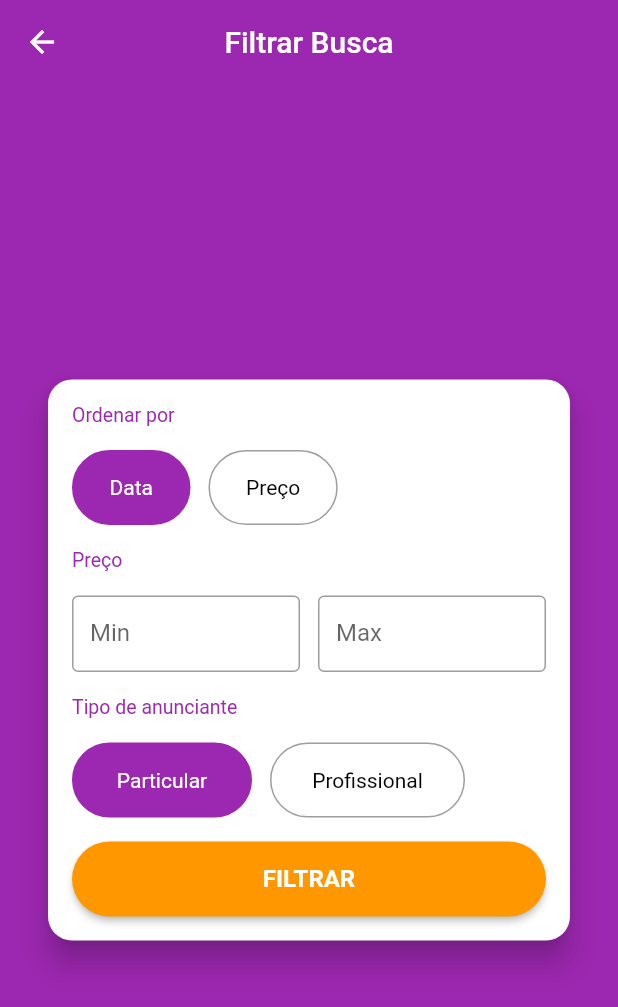
After one commit to hipolito16/xlo_mobx, a Flutter app: the FilterScreen screen opened directly, after a tap on "Profissional", on a phone screen of 412 x 824 dp. The commit adds this screen. Shown: the top 1007 px of the screen. Run offline on Flutter 3.47's test engine with Material 2 defaults, Android fonts, the phone set to English and light mode, and no system bars; our stand-ins replace brasil_fields, dio, file_picker, flutter_mobx, get_it, image_cropper and 4 more; accounts and stored records are empty; generated files the repository leaves out were written again; network calls fail.

Commit message:
Finalizado filter_screen com store

```diff
--- /dev/null
+++ b/lib/screens/filter/components/orderby_field.dart
@@ -0,0 +1,48 @@
+import 'package:xlo_mobx/screens/filter/components/section_title.dart';
+import 'package:xlo_mobx/stores/filter_store.dart';
+import 'package:flutter_mobx/flutter_mobx.dart';
+import 'package:flutter/material.dart';
+
+class OrderByField extends StatelessWidget {
+  const OrderByField(this.filterStore, {Key? key}) : super(key: key);
+
+  final FilterStore? filterStore;
+
+  @override
+  Widget build(BuildContext context) {
+    Widget buildOption(String title, OrderBy option) {
+      return Observer(builder: (_) {
+        return GestureDetector(
+          onTap: () {
+            filterStore!.setOrderBy(option);
+          },
+          child: Container(
+            height: 50,
+            alignment: Alignment.center,
+            padding: const EdgeInsets.symmetric(horizontal: 24),
+            decoration: BoxDecoration(
+              borderRadius: BorderRadius.circular(25),
+              color: filterStore!.orderBy == option ? Colors.purple : Colors.transparent,
+              border: Border.all(color: filterStore!.orderBy == option ? Colors.purple : Colors.grey),
+            ),
+            child: Text(title, style: TextStyle(color: filterStore!.orderBy == option ? Colors.white : Colors.black)),
+          ),
+        );
+      });
+    }
+
+    return Column(
+      crossAxisAlignment: CrossAxisAlignment.start,
+      children: [
+        SectionTitle(title: 'Ordenar por'),
+        Row(
+          children: [
+            buildOption('Data', OrderBy.DATE),
+            const SizedBox(width: 12),
+            buildOption('Preço', OrderBy.PRICE),
+          ],
+        )
+      ],
+    );
+  }
+}
--- /dev/null
+++ b/lib/screens/filter/components/price_field.dart
@@ -0,0 +1,32 @@
+import 'package:brasil_fields/brasil_fields.dart';
+import 'package:flutter/material.dart';
+import 'package:flutter/services.dart';
+
+class PriceField extends StatelessWidget {
+  const PriceField({this.label, this.onChanged, this.initialValue, Key? key}) : super(key: key);
+
+  final String? label;
+  final Function(int)? onChanged;
+  final int? initialValue;
+
+  @override
+  Widget build(BuildContext context) {
+    return Expanded(
+      child: TextFormField(
+        decoration: InputDecoration(
+          prefixText: 'R\$ ',
+          border: const OutlineInputBorder(),
+          isDense: true,
+          labelText: label,
+        ),
+        initialValue: initialValue?.toString(),
+        onChanged: (value) {
+          onChanged!(int.tryParse(value.replaceAll('.', ''))!);
+        },
+        keyboardType: TextInputType.number,
+        inputFormatters: [FilteringTextInputFormatter.digitsOnly, RealInputFormatter(moeda: false)],
+        style: const TextStyle(fontSize: 16),
+      ),
+    );
+  }
+}
--- /dev/null
+++ b/lib/screens/filter/components/price_range_field.dart
@@ -0,0 +1,39 @@
+import 'package:xlo_mobx/screens/filter/components/section_title.dart';
+import 'package:xlo_mobx/screens/filter/components/price_field.dart';
+import 'package:xlo_mobx/stores/filter_store.dart';
+import 'package:flutter_mobx/flutter_mobx.dart';
+import 'package:flutter/material.dart';
+
+class PriceRangeField extends StatelessWidget {
+  const PriceRangeField(this.filterStore, {Key? key}) : super(key: key);
+
+  final FilterStore? filterStore;
+
+  @override
+  Widget build(BuildContext context) {
+    return Column(
+      crossAxisAlignment: CrossAxisAlignment.start,
+      children: [
+        SectionTitle(title: 'Preço'),
+        Row(children: [
+          PriceField(label: 'Min', onChanged: filterStore!.setMinPrice, initialValue: filterStore?.minPrice),
+          const SizedBox(width: 12),
+          PriceField(label: 'Max', onChanged: filterStore!.setMaxPrice, initialValue: filterStore?.maxPrice),
+        ]),
+        Observer(builder: (_) {
+          if (filterStore!.priceError != null) {
+            return Padding(
+              padding: const EdgeInsets.only(top: 8),
+              child: Text(
+                filterStore!.priceError!,
+                style: const TextStyle(color: Colors.red, fontSize: 12),
+              ),
+            );
+          } else {
+            return Container();
+          }
+        })
+      ],
+    );
+  }
+}
--- /dev/null
+++ b/lib/screens/filter/components/section_title.dart
@@ -0,0 +1,22 @@
+import 'package:flutter/material.dart';
+
+class SectionTitle extends StatelessWidget {
+  SectionTitle({this.title, Key? key}) : super(key: key);
+
+  String? title;
+
+  @override
+  Widget build(BuildContext context) {
+    return Padding(
+      padding: const EdgeInsets.symmetric(vertical: 16),
+      child: Text(
+        title!,
+        style: const TextStyle(
+          color: Colors.purple,
+          fontSize: 13,
+          fontWeight: FontWeight.w400,
+        ),
+      ),
+    );
+  }
+}
--- /dev/null
+++ b/lib/screens/filter/components/vendor_type_field.dart
@@ -0,0 +1,88 @@
+import 'package:xlo_mobx/screens/filter/components/section_title.dart';
+import 'package:xlo_mobx/stores/filter_store.dart';
+import 'package:flutter_mobx/flutter_mobx.dart';
+import 'package:flutter/material.dart';
+
+class VendorTypeField extends StatelessWidget {
+  const VendorTypeField(this.filterStore, {Key? key}) : super(key: key);
+
+  final FilterStore? filterStore;
+
+  @override
+  Widget build(BuildContext context) {
+    return Column(
+      crossAxisAlignment: CrossAxisAlignment.stretch,
+      children: [
+        SectionTitle(title: 'Tipo de anunciante'),
+        Wrap(
+          runSpacing: 4,
+          children: [
+            Observer(builder: (_) {
+              return GestureDetector(
+                onTap: () {
+                  if (filterStore!.isTypeParticular) {
+                    if (filterStore!.isTypeProfessional) {
+                      filterStore!.resetVendorType(VENDOR_TYPE_PARTICULAR);
+                    } else {
+                      filterStore!.selectVendorType(VENDOR_TYPE_PROFESSIONAL);
+                    }
+                  } else {
+                    filterStore!.setVendorType(VENDOR_TYPE_PARTICULAR);
+                  }
+                },
+                child: Container(
+                  height: 50,
+                  width: 120,
+                  decoration: BoxDecoration(
+                    borderRadius: BorderRadius.circular(25),
+                    color: filterStore!.isTypeParticular ? Colors.purple : Colors.transparent,
+                    border: Border.all(color: filterStore!.isTypeParticular ? Colors.purple : Colors.grey),
+                  ),
+                  alignment: Alignment.center,
+                  child: Text(
+                    'Particular',
+                    style: TextStyle(
+                      color: filterStore!.isTypeParticular ? Colors.white : Colors.black,
+                    ),
+                  ),
+                ),
+              );
+            }),
+            const SizedBox(width: 12),
+            Observer(builder: (_) {
+              return GestureDetector(
+                onTap: () {
+                  if (filterStore!.isTypeProfessional) {
+                    if (filterStore!.isTypeParticular) {
+                      filterStore!.resetVendorType(VENDOR_TYPE_PROFESSIONAL);
+                    } else {
+                      filterStore!.selectVendorType(VENDOR_TYPE_PARTICULAR);
+                    }
+                  } else {
+                    filterStore!.setVendorType(VENDOR_TYPE_PROFESSIONAL);
+                  }
+                },
+                child: Container(
+                  height: 50,
+                  width: 130,
+                  decoration: BoxDecoration(
+                    borderRadius: BorderRadius.circular(25),
+                    color: filterStore!.isTypeProfessional ? Colors.purple : Colors.transparent,
+                    border: Border.all(color: filterStore!.isTypeProfessional ? Colors.purple : Colors.grey),
+                  ),
+                  alignment: Alignment.center,
+                  child: Text(
+                    'Profissional',
+                    style: TextStyle(
+                      color: filterStore!.isTypeProfessional ? Colors.white : Colors.black,
+                    ),
+                  ),
+                ),
+              );
+            }),
+          ],
+        )
+      ],
+    );
+  }
+}
--- /dev/null
+++ b/lib/screens/filter/filter_screen.dart
@@ -0,0 +1,73 @@
+import 'package:xlo_mobx/screens/filter/components/vendor_type_field.dart';
+import 'package:xlo_mobx/screens/filter/components/price_range_field.dart';
+import 'package:xlo_mobx/screens/filter/components/orderby_field.dart';
+import 'package:xlo_mobx/stores/filter_store.dart';
+import 'package:xlo_mobx/stores/home_store.dart';
+import 'package:flutter_mobx/flutter_mobx.dart';
+import 'package:flutter/material.dart';
+import 'package:get_it/get_it.dart';
+
+class FilterScreen extends StatelessWidget {
+  FilterScreen({Key? key}) : super(key: key);
+
+  final FilterStore filterStore = GetIt.I<HomeStore>().cloneFilter;
+
+  @override
+  Widget build(BuildContext context) {
+    return Scaffold(
+      appBar: AppBar(
+        title: const Text('Filtrar Busca'),
+        centerTitle: true,
+      ),
+      body: Center(
+        child: Card(
+            margin: const EdgeInsets.symmetric(horizontal: 32),
+            shape: RoundedRectangleBorder(
+              borderRadius: BorderRadius.circular(16),
+            ),
+            elevation: 8,
+            child: Padding(
+                padding: const EdgeInsets.symmetric(horizontal: 16),
+                child: Column(
+                  crossAxisAlignment: CrossAxisAlignment.stretch,
+                  mainAxisSize: MainAxisSize.min,
+                  children: [
+                    OrderByField(filterStore),
+                    PriceRangeField(filterStore),
+                    VendorTypeField(filterStore),
+                    Observer(builder: (_) {
+                      return Container(
+                        margin: const EdgeInsets.symmetric(vertical: 16),
+                        height: 50,
+                        child: ElevatedButton(
+                          onPressed: filterStore.isFormValid
+                              ? () {
+                                  filterStore.save();
+                                  Navigator.of(context).pop();
+                                }
+                              : null,
+                          style: ElevatedButton.styleFrom(
+                            foregroundColor: Colors.white,
+                            backgroundColor: Colors.orange,
+                            disabledBackgroundColor: Colors.orange.withAlpha(120),
+                            shape: RoundedRectangleBorder(
+                              borderRadius: BorderRadius.circular(25),
+                            ),
+                          ),
+                          child: const Text(
+                            'FILTRAR',
+                            style: TextStyle(
+                              color: Colors.white,
+                              fontSize: 16,
+                              fontWeight: FontWeight.w600,
+                            ),
+                          ),
+                        ),
+                      );
+                    }),
+                  ],
+                ))),
+      ),
+    );
+  }
+}
--- a/lib/screens/home/components/top_bar.dart
+++ b/lib/screens/home/components/top_bar.dart
@@ -1,5 +1,6 @@
 import 'package:xlo_mobx/screens/home/components/bar_button.dart';
 import 'package:xlo_mobx/screens/category/category_screen.dart';
+import 'package:xlo_mobx/screens/filter/filter_screen.dart';
 import 'package:xlo_mobx/stores/home_store.dart';
 import 'package:flutter_mobx/flutter_mobx.dart';
 import 'package:flutter/material.dart';
@@ -27,7 +28,12 @@ class TopBar extends StatelessWidget {
                 if (categoria != null) homeStore.setCategoria(categoria);
               });
         }),
-        BarButton(label: 'Filtros', boxDecoration: BoxDecoration(border: Border(bottom: BorderSide(color: Colors.grey[400]!), left: BorderSide(color: Colors.grey[400]!))), onTap: () {}),
+        BarButton(
+            label: 'Filtros',
+            boxDecoration: BoxDecoration(border: Border(bottom: BorderSide(color: Colors.grey[400]!), left: BorderSide(color: Colors.grey[400]!))),
+            onTap: () {
+              Navigator.of(context).push(MaterialPageRoute(builder: (_) => FilterScreen()));
+            }),
       ],
     );
   }
--- a/lib/screens/login/login_screen.dart
+++ b/lib/screens/login/login_screen.dart
@@ -85,7 +85,7 @@ class LoginScreen extends StatelessWidget {
                                   shape: RoundedRectangleBorder(borderRadius: BorderRadius.circular(32)),
                                   textStyle: const TextStyle(fontSize: 18),
                                 ),
-                                child: loginStore.loading ? const CircularProgressIndicator(valueColor: AlwaysStoppedAnimation(Colors.white)) : const Text('Entrar'),
+                                child: loginStore.loading ? const CircularProgressIndicator(valueColor: AlwaysStoppedAnimation(Colors.white)) : const Text('ENTRAR'),
                               ));
                         }),
                         const Divider(color: Colors.black),
--- a/lib/screens/signup/signup_screen.dart
+++ b/lib/screens/signup/signup_screen.dart
@@ -132,7 +132,7 @@ class SignUpScreen extends StatelessWidget {
                                 ? const CircularProgressIndicator(
                                     valueColor: AlwaysStoppedAnimation(Colors.white),
                                   )
-                                : const Text('Cadastrar'),
+                                : const Text('CADASTRAR'),
                           ));
                     }),
                     const Divider(color: Colors.black),
--- /dev/null
+++ b/lib/stores/filter_store.dart
@@ -0,0 +1,78 @@
+import 'package:xlo_mobx/stores/home_store.dart';
+import 'package:get_it/get_it.dart';
+import 'package:mobx/mobx.dart';
+
+part 'filter_store.g.dart';
+
+enum OrderBy { DATE, PRICE }
+
+const VENDOR_TYPE_PARTICULAR = 1 << 0;
+const VENDOR_TYPE_PROFESSIONAL = 1 << 1;
+
+class FilterStore = _FilterStore with _$FilterStore;
+
+abstract class _FilterStore with Store {
+  _FilterStore({
+    this.orderBy = OrderBy.DATE,
+    this.minPrice,
+    this.maxPrice,
+    this.vendorType = VENDOR_TYPE_PARTICULAR | VENDOR_TYPE_PROFESSIONAL,
+  });
+
+  @observable
+  OrderBy orderBy;
+
+  @action
+  void setOrderBy(OrderBy value) => orderBy = value;
+
+  @observable
+  int? minPrice;
+
+  @action
+  void setMinPrice(int value) => minPrice = value;
+
+  @observable
+  int? maxPrice;
+
+  @action
+  void setMaxPrice(int value) => maxPrice = value;
+
+  @computed
+  String? get priceError => maxPrice != null && minPrice != null && maxPrice! < minPrice! ? 'Faixa de preço inválida' : null;
+
+  @observable
+  int vendorType;
+
+  @action
+  void selectVendorType(int value) => vendorType = value;
+
+  @action
+  void setVendorType(int type) => vendorType = vendorType | type;
+
+  @action
+  void resetVendorType(int type) => vendorType = vendorType & ~type;
+
+  @computed
+  bool get isTypeParticular => (vendorType & VENDOR_TYPE_PARTICULAR) != 0;
+
+  @computed
+  bool get isTypeProfessional => (vendorType & VENDOR_TYPE_PROFESSIONAL) != 0;
+
+  @computed
+  bool get isFormValid => priceError == null;
+
+  @action
+  void save() {
+    GetIt.I<HomeStore>().setFilter(this as FilterStore);
+  }
+
+  @action
+  FilterStore clone() {
+    return FilterStore(
+      orderBy: orderBy,
+      minPrice: minPrice,
+      maxPrice: maxPrice,
+      vendorType: vendorType,
+    );
+  }
+}
--- a/lib/stores/home_store.dart
+++ b/lib/stores/home_store.dart
@@ -1,3 +1,4 @@
+import 'package:xlo_mobx/stores/filter_store.dart';
 import 'package:xlo_mobx/models/category.dart';
 import 'package:mobx/mobx.dart';
 
@@ -17,4 +18,12 @@ abstract class _HomeStore with Store {
 
   @action
   void setCategoria(Category? value) => categoria = value;
+
+  @observable
+  FilterStore filterStore = FilterStore();
+
+  FilterStore get cloneFilter => filterStore.clone();
+
+  @action
+  void setFilter(FilterStore value) => filterStore = value;
 }
```
Also changed, not shown: lib/stores/filter_store.g.dart (added), lib/stores/home_store.g.dart.
